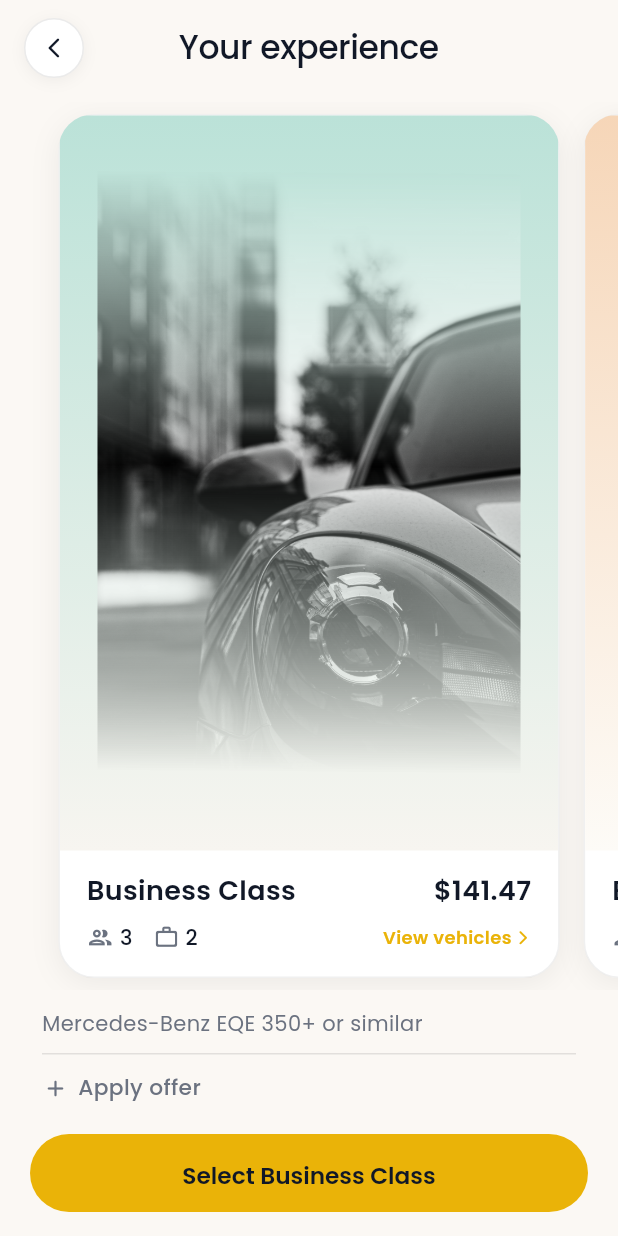
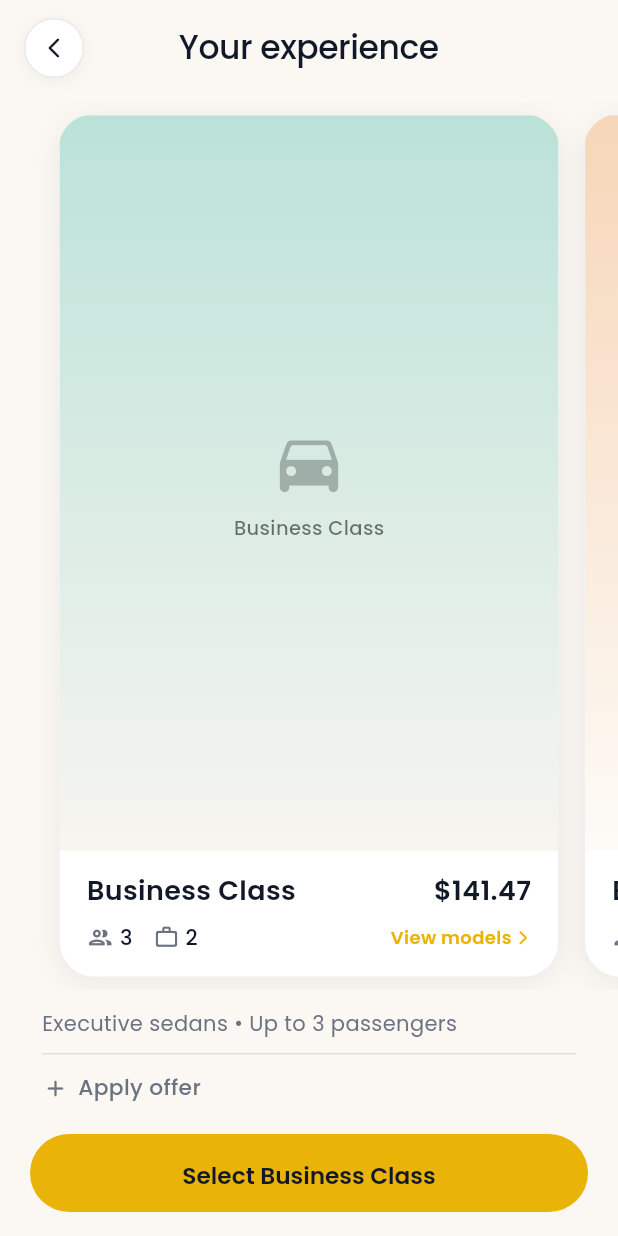
Before and after one commit to k3lvincodes/klux-vip, a Flutter app: the FleetSelectionScreen screen opened by its route, on a phone screen of 412 x 824 dp. Run offline on Flutter 3.47's test engine with Material 3 defaults, Android fonts, the phone set to English and light mode, and no system bars; drawn by our look-alikes of toastification; our stand-ins replace audioplayers, cached_network_image, firebase_core, firebase_messaging, flutter_animate, flutter_map and 13 more; missing offline and left inert: didit_sdk, flutter_stripe, google_maps_flutter_android, google_maps_flutter_platform_interface; accounts and stored records are empty; project files that could hold a hidden picture were left out.

Commit message:
feat(fleet): use only real fleet database cars and imagery across experience and category screens

```diff
--- a/app/lib/features/fleet/fleet_selection_screen.dart
+++ b/app/lib/features/fleet/fleet_selection_screen.dart
@@ -136,7 +136,7 @@ class _FleetSelectionScreenState extends State<FleetSelectionScreen> {
 
     final assignedImage = (activeCar?.imageUrl != null && activeCar!.imageUrl!.isNotEmpty)
         ? activeCar.imageUrl!
-        : (activeCar?.localAssetPath ?? tier.defaultAsset);
+        : null;
     final carDisplayName = activeCar != null ? '${activeCar.make} ${activeCar.model}' : tier.name;
 
     bookingProv.setVehicle(tier.name, assignedImage);
@@ -145,7 +145,7 @@ class _FleetSelectionScreenState extends State<FleetSelectionScreen> {
     // Navigate to Confirm Reservation screen
     context.push('/confirm-reservation', extra: {
       'category': tier.name,
-      'subtitle': activeCar != null ? '${activeCar.make} ${activeCar.model} or similar' : tier.subtitle,
+      'subtitle': activeCar != null ? '${activeCar.make} ${activeCar.model}' : tier.subtitle,
       'fare': finalFare,
       'passengers': tier.passengers,
       'luggage': tier.luggage,
@@ -387,6 +387,7 @@ class _FleetSelectionScreenState extends State<FleetSelectionScreen> {
     required ColorScheme cs,
   }) {
     final activeCar = _getActiveCarForTier(tier);
+    final tierCars = _fleetCars.where((c) => c.category == tier.name).toList();
 
     return Padding(
       padding: const EdgeInsets.symmetric(horizontal: 8, vertical: 8),
@@ -438,7 +439,7 @@ class _FleetSelectionScreenState extends State<FleetSelectionScreen> {
                       opacity: animation,
                       child: child,
                     ),
-                    child: _buildVehicleImage(activeCar, tier),
+                    child: _buildVehicleImage(activeCar, tier, isDark),
                   ),
                 ),
               ),
@@ -472,6 +473,19 @@ class _FleetSelectionScreenState extends State<FleetSelectionScreen> {
                         ),
                       ],
                     ),
+                    if (activeCar != null) ...[
+                      const SizedBox(height: 3),
+                      Text(
+                        '${activeCar.make} ${activeCar.model} • ${activeCar.year}',
+                        maxLines: 1,
+                        overflow: TextOverflow.ellipsis,
+                        style: GoogleFonts.poppins(
+                          fontSize: 13,
+                          fontWeight: FontWeight.w500,
+                          color: AppColors.primary,
+                        ),
+                      ),
+                    ],
                     const SizedBox(height: 8),
                     Row(
                       children: [
@@ -509,7 +523,9 @@ class _FleetSelectionScreenState extends State<FleetSelectionScreen> {
                           mainAxisSize: MainAxisSize.min,
                           children: [
                             Text(
-                              'View vehicles',
+                              tierCars.isNotEmpty
+                                  ? '${tierCars.length} models'
+                                  : 'View models',
                               style: GoogleFonts.poppins(
                                 fontSize: 12,
                                 fontWeight: FontWeight.w600,
@@ -536,10 +552,11 @@ class _FleetSelectionScreenState extends State<FleetSelectionScreen> {
     );
   }
 
-  Widget _buildVehicleImage(FleetVehicleItem? car, FleetCategoryTier tier) {
-    Widget imageWidget;
+  Widget _buildVehicleImage(FleetVehicleItem? car, FleetCategoryTier tier, bool isDark) {
     if (car != null && car.imageUrl != null && car.imageUrl!.isNotEmpty) {
-      imageWidget = CachedNetworkImage(
+      return ClipRRect(
+        borderRadius: BorderRadius.circular(18),
+        child: CachedNetworkImage(
           imageUrl: car.imageUrl!,
           key: ValueKey('net_${car.id}_${car.imageUrl}'),
           fit: BoxFit.contain,
@@ -553,28 +570,35 @@ class _FleetSelectionScreenState extends State<FleetSelectionScreen> {
               ),
             ),
           ),
-        errorWidget: (ctx, err, stack) => Image.asset(
-          car.localAssetPath.isNotEmpty ? car.localAssetPath : tier.defaultAsset,
-          fit: BoxFit.contain,
+          errorWidget: (ctx, err, stack) => _buildPlaceholder(car, tier, isDark),
         ),
-      );
-    } else if (car != null && car.localAssetPath.isNotEmpty) {
-      imageWidget = Image.asset(
-        car.localAssetPath,
-        key: ValueKey('asset_${car.id}'),
-        fit: BoxFit.contain,
-      );
-    } else {
-      imageWidget = Image.asset(
-        tier.defaultAsset,
-        key: ValueKey('tier_${tier.name}'),
-        fit: BoxFit.contain,
       );
     }
 
-    return ClipRRect(
-      borderRadius: BorderRadius.circular(18),
-      child: imageWidget,
+    return _buildPlaceholder(car, tier, isDark);
+  }
+
+  Widget _buildPlaceholder(FleetVehicleItem? car, FleetCategoryTier tier, bool isDark) {
+    return Center(
+      child: Column(
+        mainAxisAlignment: MainAxisAlignment.center,
+        children: [
+          Icon(
+            Icons.directions_car_rounded,
+            size: 52,
+            color: isDark ? Colors.white24 : Colors.black26,
+          ),
+          const SizedBox(height: 8),
+          Text(
+            car != null ? '${car.make} ${car.model}' : tier.name,
+            style: GoogleFonts.poppins(
+              fontSize: 13,
+              fontWeight: FontWeight.w500,
+              color: isDark ? Colors.white60 : Colors.black54,
+            ),
+          ),
+        ],
+      ),
     );
   }
 }
--- a/app/lib/services/fleet_service.dart
+++ b/app/lib/services/fleet_service.dart
@@ -9,7 +9,6 @@ class FleetCategoryTier {
     required this.luggage,
     required this.priceMultiplier,
     required this.gradientColors,
-    required this.defaultAsset,
   });
 
   final String name; // 'Business Class', 'Business Van', 'First Class'
@@ -18,7 +17,6 @@ class FleetCategoryTier {
   final int luggage;
   final double priceMultiplier;
   final List<Color> gradientColors;
-  final String defaultAsset;
 }
 
 class FleetVehicleItem {
@@ -30,7 +28,6 @@ class FleetVehicleItem {
     required this.year,
     this.licensePlate,
     this.imageUrl,
-    required this.localAssetPath,
     this.hasDriverAssigned = false,
     this.category = 'Business Class',
     this.features = '',
@@ -43,7 +40,6 @@ class FleetVehicleItem {
   final int year;
   final String? licensePlate;
   final String? imageUrl;
-  final String localAssetPath;
   final bool hasDriverAssigned;
   final String category;
   final String features;
@@ -56,40 +52,34 @@ class FleetService {
   static const List<FleetCategoryTier> experienceCategories = [
     FleetCategoryTier(
       name: 'Business Class',
-      subtitle: 'Mercedes-Benz EQE or similar',
+      subtitle: 'Executive sedans • Up to 3 passengers',
       passengers: 3,
       luggage: 2,
       priceMultiplier: 1.0,
       gradientColors: [Color(0xFFBBE2D8), Color(0xFFF7F5F0)],
-      defaultAsset: 'assets/images/car1.png',
     ),
     FleetCategoryTier(
       name: 'Business Van',
-      subtitle: 'Mercedes-Benz V-Class or similar',
-      passengers: 5,
+      subtitle: 'Luxury SUVs & Vans • Up to 6 passengers',
+      passengers: 6,
       luggage: 5,
       priceMultiplier: 1.253, // ~€177.29 based on base fare
       gradientColors: [Color(0xFFF6D6B8), Color(0xFFFDFBF7)],
-      defaultAsset: 'assets/images/ford.png',
     ),
     FleetCategoryTier(
       name: 'First Class',
-      subtitle: 'Mercedes-Benz S-Class or similar',
+      subtitle: 'Flagship luxury sedans • Up to 3 passengers',
       passengers: 3,
       luggage: 2,
       priceMultiplier: 1.51, // ~€213.68 based on base fare
       gradientColors: [Color(0xFF9ABDE2), Color(0xFFF5F7FA)],
-      defaultAsset: 'assets/images/cadillac.png',
     ),
   ];
 
   static String autoCategorize(String make, String model, [int? year]) {
     final text = '$make $model'.toLowerCase();
-    final y = year ?? DateTime.now().year;
 
-    // Criteria 2: Business Van
-    // Purpose: Group transportation, corporate travel and airport transfers
-    // Requirement: Luxury passenger van / MPV / large executive SUV (5–7 pax, 4+ medium suitcases, 2019 or newer)
+    // Criteria 2: Business Van / Full-size Luxury SUV
     final isVan = text.contains('van') ||
         text.contains('v-class') ||
         text.contains('v class') ||
@@ -112,9 +102,7 @@ class FleetService {
       return 'Business Van';
     }
 
-    // Criteria 3: First Class
-    // Purpose: Ultra-premium transportation for executives, VIPs and high-profile clients
-    // Requirement: Flagship luxury sedan (max 3 pax, 4 doors, full luxury leather, 2021 or newer)
+    // Criteria 3: First Class Flagship Sedans
     final isFlagship = text.contains('s-class') ||
         text.contains('s class') ||
         text.contains('sclass') ||
@@ -135,171 +123,20 @@ class FleetService {
         text.contains('flying spur') ||
         text.contains('phantom') ||
         text.contains('ghost') ||
+        text.contains('continental') ||
         text.contains('rolls') ||
         text.contains('bentley') ||
         text.contains('eqs');
 
-    if (isFlagship && y >= 2021) {
+    if (isFlagship) {
       return 'First Class';
     }
 
-    // Criteria 1: Business Class
-    // Purpose: Premium everyday business transportation
-    // Requirement: Executive sedan (max 3 pax, 4 doors, 2019 or newer, min 2 medium suitcases)
+    // Criteria 1: Business Class Executive Sedans
     return 'Business Class';
   }
 
-  static final List<FleetVehicleItem> fallbackFleet = [
-    // Business Class Fleet
-    FleetVehicleItem(
-      id: 'mercedes_eqe',
-      name: 'Mercedes-Benz EQE',
-      make: 'Mercedes-Benz',
-      model: 'EQE 350+',
-      year: 2024,
-      features: 'Executive Silent Cabin, Ambient Lighting, Fast Charging',
-      localAssetPath: 'assets/images/car1.png',
-      hasDriverAssigned: true,
-    ),
-    FleetVehicleItem(
-      id: 'mercedes_eclass',
-      name: 'Mercedes-Benz E-Class',
-      make: 'Mercedes-Benz',
-      model: 'E-Class AMG Line',
-      year: 2024,
-      features: 'MBUX Superscreen, Panoramic Roof, Active Noise Cancellation',
-      localAssetPath: 'assets/images/car1.png',
-      hasDriverAssigned: true,
-    ),
-    FleetVehicleItem(
-      id: 'bmw_5series',
-      name: 'BMW 5 Series',
-      make: 'BMW',
-      model: '530e M Sport',
-      year: 2024,
-      features: 'Acoustic Glazing, Individual Merino Leather, Wireless Charging',
-      localAssetPath: 'assets/images/car1.png',
-      hasDriverAssigned: true,
-    ),
-    FleetVehicleItem(
-      id: 'audi_a6',
-      name: 'Audi A6 Limo',
-      make: 'Audi',
-      model: 'A6 Black Edition',
-      year: 2024,
-      features: 'Milano Leather, Bang & Olufsen 3D Sound, Rear Climate Controls',
-      localAssetPath: 'assets/images/car1.png',
-      hasDriverAssigned: true,
-    ),
-
-    // Business Van Fleet
-    FleetVehicleItem(
-      id: 'mercedes_vclass',
-      name: 'Mercedes-Benz V-Class',
-      make: 'Mercedes-Benz',
-      model: 'V-Class Extra Long',
-      year: 2024,
-      category: 'Business Van',
-      features: 'Conference Seating, Massive Luggage Bay, Wi-Fi',
-      localAssetPath: 'assets/images/ford.png',
-      hasDriverAssigned: true,
-    ),
-    FleetVehicleItem(
-      id: 'gmc_yukon',
-      name: 'GMC Yukon Denali',
-      make: 'GMC',
-      model: 'Yukon Denali XL',
-      year: 2024,
-      category: 'Business Van',
-      features: 'Executive Captain Chairs, Chilled Console, Wi-Fi',
-      localAssetPath: 'assets/images/GMC.png',
-      hasDriverAssigned: true,
-    ),
-    FleetVehicleItem(
-      id: 'cadillac_escalade',
-      name: 'Cadillac Escalade',
-      make: 'Cadillac',
-      model: 'Escalade ESV Platinum',
-      year: 2024,
-      category: 'Business Van',
-      features: 'AKG Studio Sound, Heated & Cooled Rear Seats, Massive Luggage',
-      localAssetPath: 'assets/images/cadillac.png',
-      hasDriverAssigned: true,
-    ),
-    FleetVehicleItem(
-      id: 'ford_tourneo',
-      name: 'Ford Tourneo Custom',
-      make: 'Ford',
-      model: 'Tourneo Custom VIP',
-      year: 2024,
-      category: 'Business Van',
-      features: 'Executive Lounge, Power Sliding Doors, Privacy Glass',
-      localAssetPath: 'assets/images/ford.png',
-      hasDriverAssigned: true,
-    ),
-
-    // First Class Fleet
-    FleetVehicleItem(
-      id: 'mercedes_sclass',
-      name: 'Mercedes-Benz S-Class',
-      make: 'Mercedes-Benz',
-      model: 'S-Class Long Wheelbase',
-      year: 2024,
-      category: 'First Class',
-      features: 'Rear Chauffeur Package, Executive Recline, Champagne Cooler',
-      localAssetPath: 'assets/images/cadillac.png',
-      hasDriverAssigned: true,
-    ),
-    FleetVehicleItem(
-      id: 'mercedes_maybach',
-      name: 'Mercedes-Maybach S 580',
-      make: 'Mercedes-Maybach',
-      model: 'S 580 4MATIC',
-      year: 2024,
-      category: 'First Class',
-      features: 'First-Class Rear Suite, Burmester High-End 4D, Silver Flutes',
-      localAssetPath: 'assets/images/cadillac.png',
-      hasDriverAssigned: true,
-    ),
-    FleetVehicleItem(
-      id: 'bmw_7series',
-      name: 'BMW 7 Series',
-      make: 'BMW',
-      model: 'i7 xDrive60 M Sport',
-      year: 2024,
-      category: 'First Class',
-      features: '31.3-inch 8K Theatre Screen, Executive Lounge Seating, Sky Lounge',
-      localAssetPath: 'assets/images/cadillac.png',
-      hasDriverAssigned: true,
-    ),
-    FleetVehicleItem(
-      id: 'rolls_royce_ghost',
-      name: 'Rolls-Royce Ghost',
-      make: 'Rolls-Royce',
-      model: 'Ghost Extended',
-      year: 2024,
-      category: 'First Class',
-      features: 'Starlight Headliner, Effervescence Cooler, Magic Carpet Ride',
-      localAssetPath: 'assets/images/cadillac.png',
-      hasDriverAssigned: true,
-    ),
-  ];
-
-  static String matchLocalAsset(String make, String model) {
-    final lower = '$make $model'.toLowerCase();
-    if (lower.contains('cadillac') || lower.contains('s-class') || lower.contains('rolls')) {
-      return 'assets/images/cadillac.png';
-    }
-    if (lower.contains('ford') || lower.contains('v-class') || lower.contains('van')) {
-      return 'assets/images/ford.png';
-    }
-    if (lower.contains('gmc') || lower.contains('yukon')) {
-      return 'assets/images/GMC.png';
-    }
-    return 'assets/images/car1.png';
-  }
-
-  /// Returns all fleet cars from admin catalog with chauffeur availability
+  /// Returns real fleet cars from admin catalog with chauffeur availability
   static Future<List<FleetVehicleItem>> getAllFleetCarsWithChauffeurStatus() async {
     try {
       // 1. Fetch active assigned vehicles with drivers
@@ -325,7 +162,7 @@ class FleetService {
         }
       }
 
-      // 2. Fetch all fleet cars from admin catalog
+      // 2. Fetch all real fleet cars from database catalog
       final fleetRows = await _supabase
           .from('fleet_cars')
           .select('id, make, model, year, image_url, features, is_available, is_featured')
@@ -335,47 +172,33 @@ class FleetService {
           .order('created_at', ascending: false);
 
       if (fleetRows.isNotEmpty) {
-        final dbCars = fleetRows.map<FleetVehicleItem>((f) {
+        return fleetRows.map<FleetVehicleItem>((f) {
           final id = f['id'] as String;
           final make = f['make'] as String? ?? 'VIP';
           final model = f['model'] as String? ?? 'Vehicle';
-          const norm = ' ';
+          final norm = '${make.trim().toLowerCase()} ${model.trim().toLowerCase()}';
           final hasChauffeur = assignedFleetIds.contains(id) || assignedModels.contains(norm);
           final imgUrl = f['image_url'] as String?;
           final features = f['features'] as String? ?? '';
-          final category = (f['category'] as String?)?.isNotEmpty == true
-              ? f['category'] as String
-              : autoCategorize(make, model, (f['year'] as num?)?.toInt());
+          final year = (f['year'] as num?)?.toInt() ?? 2024;
+          final category = autoCategorize(make, model, year);
 
           return FleetVehicleItem(
             id: id,
-            name: ' ',
+            name: '$make $model',
             make: make,
             model: model,
-            year: (f['year'] as num?)?.toInt() ?? 2024,
+            year: year,
             imageUrl: imgUrl,
             category: category,
-            localAssetPath: matchLocalAsset(make, model),
             hasDriverAssigned: hasChauffeur,
             features: features,
           );
         }).toList();
-
-        final result = List<FleetVehicleItem>.from(dbCars);
-        for (final fb in fallbackFleet) {
-          final alreadyHas = result.any((c) =>
-              c.category == fb.category &&
-              c.make.toLowerCase() == fb.make.toLowerCase() &&
-              c.model.toLowerCase() == fb.model.toLowerCase());
-          if (!alreadyHas) {
-            result.add(fb);
-          }
-        }
-        return result;
       }
     } catch (_) {}
 
-    return fallbackFleet;
+    return [];
   }
 
   static Future<List<FleetVehicleItem>> getAvailableFleet() async {
```
Also changed, not shown: app/lib/features/fleet/category_cars_screen.dart (+65 -31 lines). Lines whose indentation alone changed are shown as unchanged.
